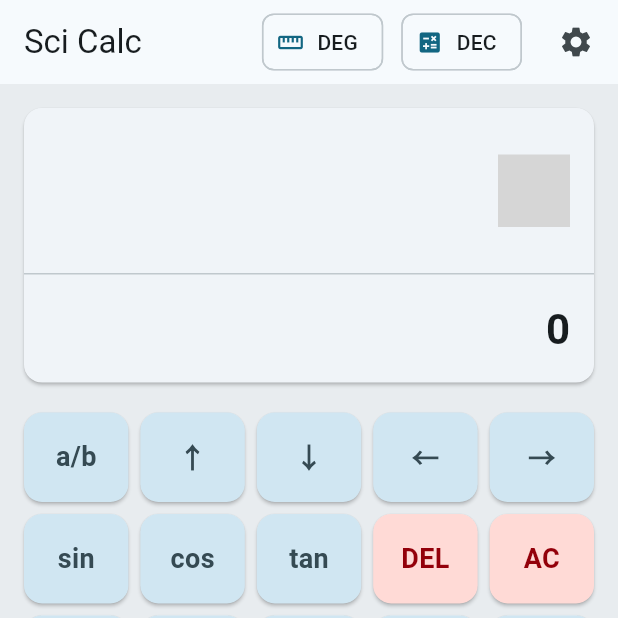
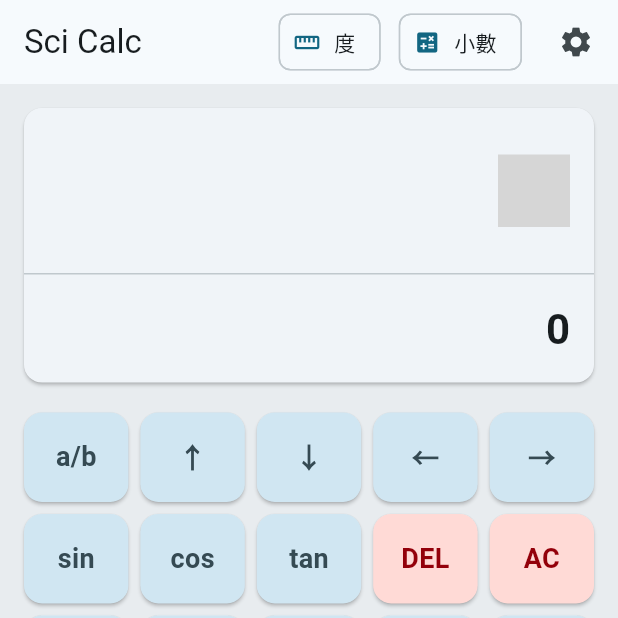
Before and after one commit to swarfte/scientific-calculator, a Flutter app: the screen it shows after launch, on a phone screen of 412 x 824 dp, the top half of it. Run offline on Flutter 3.47's test engine with Material 3 defaults, Android fonts, the phone set to English and light mode, and no system bars; our stand-ins replace flutter_riverpod, math_expressions, open_filex, package_info_plus, shared_preferences; missing offline and left inert: flutter_math_fork, screen_retriever, window_manager; network calls fail; grey boxes are pictures that could not be loaded.

Commit message:
Localize settings/update labels to Traditional Chinese
Replaces English UI text in settings, theme/result/angle labels, and update flows with Traditional Chinese translations. Updates widget and unit tests to assert the new localized strings, including tooltips, dialog text, status/error messages, and update action labels across platforms.

```diff
--- a/lib/app/result_format_settings.dart
+++ b/lib/app/result_format_settings.dart
@@ -15,8 +15,8 @@ enum ResultFormatPreference {
 
   String get label {
     return switch (this) {
-      ResultFormatPreference.decimal => 'DEC',
-      ResultFormatPreference.fraction => 'FRAC',
+      ResultFormatPreference.decimal => '小數',
+      ResultFormatPreference.fraction => '分數',
     };
   }
 
--- a/lib/app/theme_settings.dart
+++ b/lib/app/theme_settings.dart
@@ -15,9 +15,9 @@ enum ThemePreference {
 
   String get label {
     return switch (this) {
-      ThemePreference.system => 'System',
-      ThemePreference.light => 'Light',
-      ThemePreference.dark => 'Dark',
+      ThemePreference.system => '跟隨系統',
+      ThemePreference.light => '淺色',
+      ThemePreference.dark => '深色',
     };
   }
 
--- a/lib/core/math/angle_mode.dart
+++ b/lib/core/math/angle_mode.dart
@@ -4,8 +4,8 @@ enum AngleMode {
 
   String get label {
     return switch (this) {
-      AngleMode.degree => 'DEG',
-      AngleMode.radian => 'RAD',
+      AngleMode.degree => '度',
+      AngleMode.radian => '弧度',
     };
   }
 }
--- a/lib/features/calculator/view/widgets/settings_button.dart
+++ b/lib/features/calculator/view/widgets/settings_button.dart
@@ -20,7 +20,7 @@ class SettingsButton extends ConsumerWidget {
         isLabelVisible: hasUpdate,
         child: const Icon(Icons.settings),
       ),
-      tooltip: hasUpdate ? 'Settings — update available' : 'Settings',
+      tooltip: hasUpdate ? '設定 — 有新版本' : '設定',
       onPressed: () => showSettingsDialog(context),
     );
   }
```
Also changed, not shown: lib/features/calculator/view/widgets/settings_dialog.dart (+4 -4 lines), lib/features/update/model/update_platform.dart (+4 -4 lines), lib/features/update/view/widgets/update_section.dart (+19 -19 lines), 4 other files.
